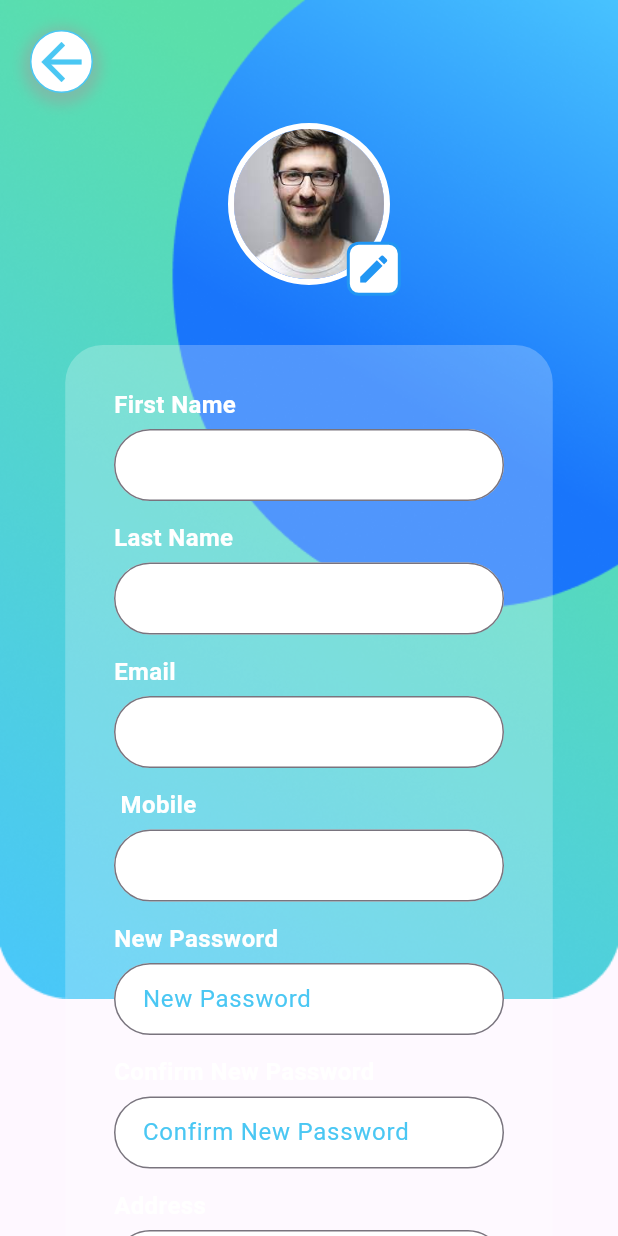
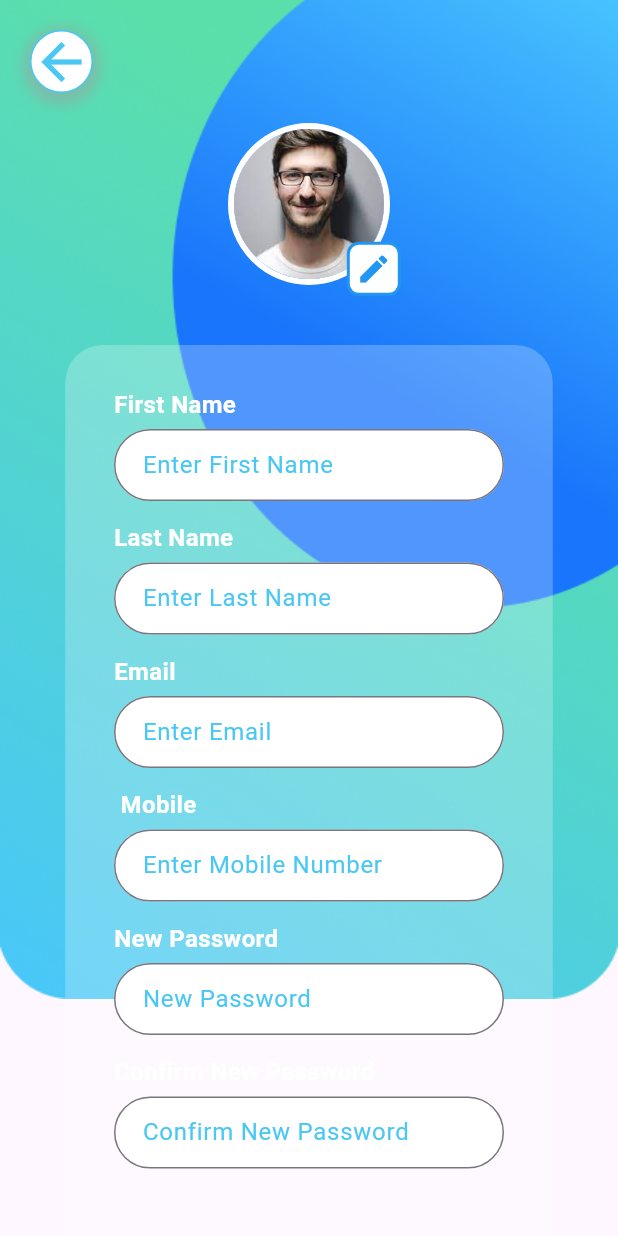
Before and after one commit to HasiniSama/SafeRide-Mobile, a Flutter app: the ParentProfile screen opened by its route, on a phone screen of 412 x 824 dp. Run offline on Flutter 3.47's test engine with Material 3 defaults, Android fonts, the phone set to English and light mode, and no system bars; our stand-ins replace file_picker, firebase_auth, firebase_core, firebase_database, firebase_storage, geolocator and 4 more; missing offline and left inert: dart:ffi, flutter_polyline_points; accounts and stored records are empty.

Commit message:
Populate the profile page

```diff
--- a/frontend/lib/screens/profile/ParentProfile.dart
+++ b/frontend/lib/screens/profile/ParentProfile.dart
@@ -26,13 +26,6 @@ class _ParentProfileState extends State<ParentProfile> {
   final TextEditingController _mobileController = TextEditingController();
   final TextEditingController _passwordController = TextEditingController();
   final TextEditingController _conformPasswordController = TextEditingController();
-  final TextEditingController _addressController1 = TextEditingController();
-  final TextEditingController _addressController2 = TextEditingController();
-
-  String? firstName;
-  String? lastName;
-  String? email;
-  String? mobile;
 
   @override
   void initState() {
@@ -43,17 +36,19 @@ class _ParentProfileState extends State<ParentProfile> {
   Future<void> _loadUserData() async {
     SharedPreferences prefs = await SharedPreferences.getInstance();
     setState(() {
-      firstName = prefs.getString('firstName');
-      lastName = prefs.getString('lastName');
-      email = prefs.getString('email');
-      mobile = prefs.getString('mobile');
+      _firstNameController.text = prefs.getString('firstName') ?? '';
+      _lastNameController.text = prefs.getString('lastName') ?? '';
+      _emailController.text = prefs.getString('email') ?? '';
+      _mobileController.text = prefs.getString('mobile') ?? '';
     });
   }
 
   @override
   Widget build(BuildContext context) {
     return Scaffold(
-      body: Stack(
+      resizeToAvoidBottomInset: false,
+      body: SafeArea(
+        child: Stack(
           children: [
             Image.asset(
               'assets/childProfileBackground.png',
@@ -113,22 +108,22 @@ class _ParentProfileState extends State<ParentProfile> {
                         CustomInputField(
                           controller: _firstNameController,
                           labelText: 'First Name',
-                        exampleText: '$firstName',
+                          exampleText: 'Enter First Name',
                         ),
                         CustomInputField(
                           controller: _lastNameController,
                           labelText: 'Last Name',
-                        exampleText: '$lastName',
+                          exampleText: 'Enter Last Name',
                         ),
                         CustomInputField(
                           controller: _emailController,
                           labelText: 'Email',
-                        exampleText: '$email',
+                          exampleText: 'Enter Email',
                         ),
                         CustomInputField(
                           controller: _mobileController,
                           labelText: ' Mobile',
-                        exampleText: '$mobile',
+                          exampleText: 'Enter Mobile Number',
                         ),
                         CustomInputField(
                           controller: _passwordController,
@@ -139,38 +134,6 @@ class _ParentProfileState extends State<ParentProfile> {
                           controller: _conformPasswordController,
                           labelText: 'Confirm New Password',
                           exampleText: 'Confirm New Password',
-                      ),
-                      CustomInputField(
-                        controller: _addressController1,
-                        labelText: 'Address',
-                        exampleText: 'Address Line 1',
-                      ),
-                      Padding(
-                        padding: const EdgeInsets.symmetric(horizontal: 15.0),
-                        child: Container(
-                          width: 260.0,
-                          margin: const EdgeInsets.symmetric(vertical: 10.0),
-                          decoration: BoxDecoration(
-                            color: Colors.white,
-                            // Set the background color to white
-                            borderRadius: BorderRadius.circular(25.0),
-                          ),
-                          child: TextFormField(
-                            controller: _addressController2,
-                            decoration: InputDecoration(
-                              hintText: "Address Line 2",
-                              hintStyle: const TextStyle(
-                                fontSize: 16.0,
-                                color: appColors.kBlue2,
-                              ),
-                              contentPadding:
-                                  const EdgeInsets.symmetric(horizontal: 15.0),
-                              border: OutlineInputBorder(
-                                borderRadius: BorderRadius.circular(25.0),
-                              ),
-                            ),
-                          ),
-                        ),
                         ),
                         Padding(
                           padding: const EdgeInsets.only(top: 60.0, bottom: 20.0),
@@ -200,6 +163,7 @@ class _ParentProfileState extends State<ParentProfile> {
               ),
             ),
           ],
+        ),
       ),
     );
   }
```
Also changed, not shown: frontend/lib/widgets/inputField.dart (+0 -9 lines). Lines whose indentation alone changed are shown as unchanged.
